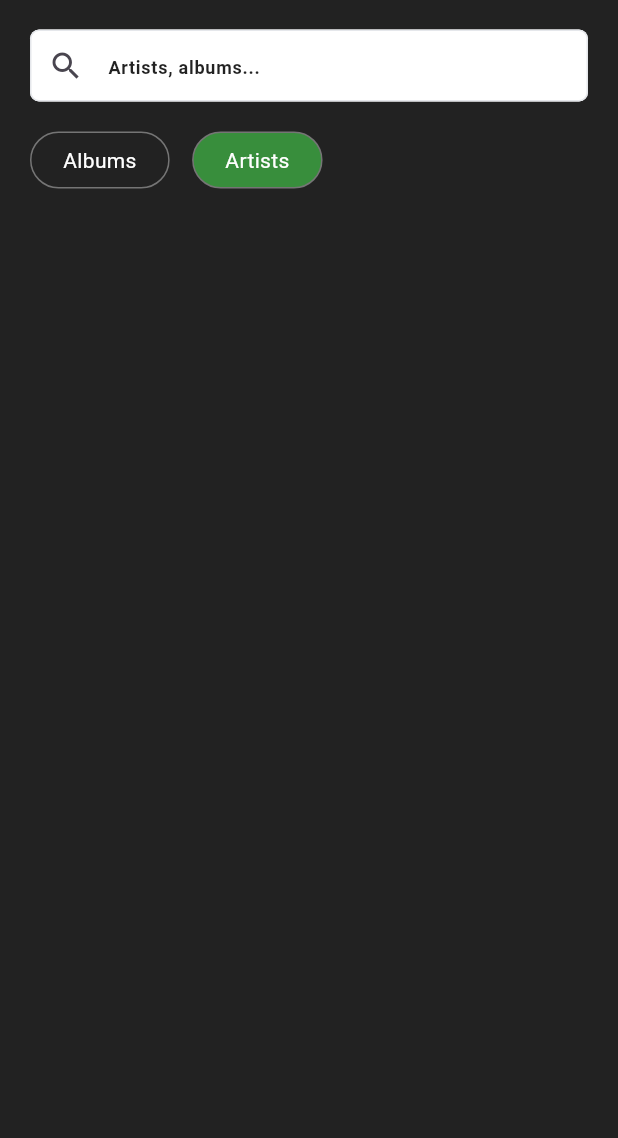
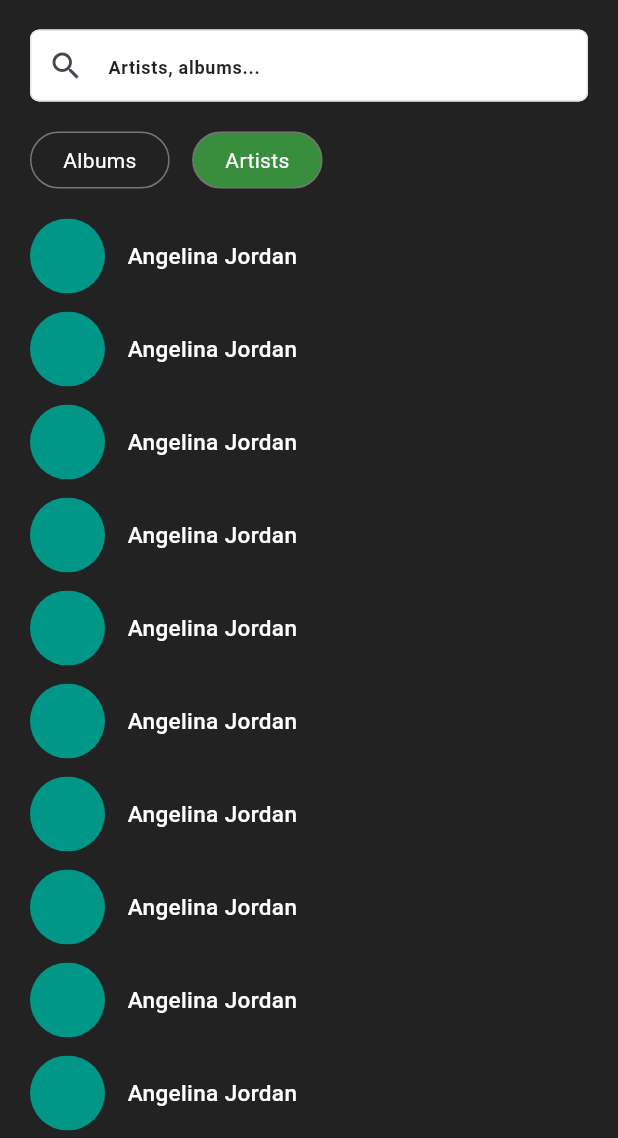
Before and after one commit to dennisohere/my_spotify, a Flutter app: the screen it shows after launch, after a tap on "Artists", on a phone screen of 412 x 824 dp, the part 98-1236 px from its top. Run offline on Flutter 3.47's test engine with Material 3 defaults, Android fonts, the phone set to English and light mode, and no system bars; our stand-ins replace flutter_riverpod, flutter_secure_storage, freezed_annotation, go_router, riverpod_annotation, styled_widget; generated files the repository leaves out were written again.

Commit message:
milestone: build UI for artist / album list with toggle

```diff
--- a/lib/ui/screens/home/home_controller.dart
+++ b/lib/ui/screens/home/home_controller.dart
@@ -19,11 +19,6 @@ class HomeController extends _$HomeController{
     state = state.copyWith(dataListType: dataListType);
   }
 
-  setLoading(bool loading) {
-    state = state.copyWith(loading: loading);
-  }
 
-  setSearchResult(List searchResult){
-    state = state.copyWith(searchResult: searchResult);
-  }
+
 }
--- a/lib/ui/screens/home/home_screen.dart
+++ b/lib/ui/screens/home/home_screen.dart
@@ -2,6 +2,7 @@
 import 'package:flutter/material.dart';
 import 'package:my_spotify/ui/screens/home/widgets/data_list_filter.dart';
 import 'package:my_spotify/ui/screens/home/widgets/search_field.dart';
+import 'package:my_spotify/ui/screens/home/widgets/search_result.dart';
 import 'package:styled_widget/styled_widget.dart';
 
 class HomeScreen extends StatefulWidget {
@@ -31,6 +32,10 @@ class _HomeScreenState extends State<HomeScreen> {
           const SizedBox(height: 20,),
 
           const DataListFilter(),
+
+          const SizedBox(height: 20,),
+
+          const SearchResult().expanded(),
         ],
       ).padding(horizontal: 20).safeArea(),
     ).gestures(onTap: () {
--- a/lib/ui/screens/home/home_state.dart
+++ b/lib/ui/screens/home/home_state.dart
@@ -3,7 +3,6 @@ import 'package:flutter/foundation.dart';
 import 'package:freezed_annotation/freezed_annotation.dart';
 
 part 'home_state.freezed.dart';
-part 'home_state.g.dart';
 
 enum DataListType { albums, artists }
 
@@ -12,9 +11,7 @@ enum DataListType { albums, artists }
 class HomeState with _$HomeState {
   const factory HomeState({
     @Default(DataListType.albums) DataListType dataListType,
-    @Default([]) List searchResult,
     String? searchText,
-    @Default(false) bool loading
   }) = _HomeState;
 
 }
--- /dev/null
+++ b/lib/ui/screens/home/widgets/album_data_list.dart
@@ -0,0 +1,51 @@
+import 'package:flutter/material.dart';
+import 'package:my_spotify/ui/screens/home/home_screen.dart';
+import 'package:styled_widget/styled_widget.dart';
+
+class AlbumDataList extends StatelessWidget {
+  const AlbumDataList({super.key});
+
+  @override
+  Widget build(BuildContext context) {
+    return GridView.count(
+      crossAxisCount: 2,
+      crossAxisSpacing: 20,
+      mainAxisSpacing: 15,
+      childAspectRatio: 0.72,
+      children: const [
+        _RenderAlbumListItem(),
+        _RenderAlbumListItem(),
+        _RenderAlbumListItem(),
+        _RenderAlbumListItem(),
+        _RenderAlbumListItem(),
+        _RenderAlbumListItem(),
+        _RenderAlbumListItem(),
+        _RenderAlbumListItem(),
+      ],
+    );
+  }
+}
+
+
+class _RenderAlbumListItem extends StatelessWidget {
+  const _RenderAlbumListItem({super.key});
+
+  @override
+  Widget build(BuildContext context) {
+    return Column(
+      crossAxisAlignment: CrossAxisAlignment.start,
+      mainAxisSize: MainAxisSize.min,
+      children: [
+        Container(color: Colors.teal,).expanded(),
+        const SizedBox(height: 7,),
+        const Text("It's Magic")
+          .bold()
+          .textColor(Colors.white),
+        const Text('Angelina Jordan, Forsvaretangulation', maxLines: 1, overflow: TextOverflow.ellipsis,)
+          .textColor(Colors.grey.shade400),
+        const Text('2018')
+            .textColor(Colors.grey.shade400)
+      ],
+    );
+  }
+}
--- /dev/null
+++ b/lib/ui/screens/home/widgets/artist_data_list.dart
@@ -0,0 +1,45 @@
+import 'package:flutter/material.dart';
+import 'package:my_spotify/ui/screens/home/home_screen.dart';
+import 'package:styled_widget/styled_widget.dart';
+
+class ArtistDataList extends StatelessWidget {
+  const ArtistDataList({super.key});
+
+  @override
+  Widget build(BuildContext context) {
+    return ListView.separated(
+      itemCount: 10,
+      itemBuilder: (_, index) {
+        return const _RenderArtistListItem();
+      },
+      separatorBuilder: (_, index) {
+        return const SizedBox(height: 12,);
+      },
+    );
+  }
+}
+
+class _RenderArtistListItem extends StatelessWidget {
+  const _RenderArtistListItem({super.key});
+
+  @override
+  Widget build(BuildContext context) {
+    return Row(
+      children: [
+        const SizedBox(
+          width: 50,
+          height: 50,
+        ).backgroundColor(Colors.teal).clipRRect(all: 50),
+        const SizedBox(
+          width: 15,
+        ),
+        Expanded(
+          child: const Text('Angelina Jordan')
+                    .fontSize(15)
+                    .fontWeight(FontWeight.w500)
+                    .textColor(Colors.white),
+        )
+      ],
+    );
+  }
+}
--- /dev/null
+++ b/lib/ui/screens/home/widgets/search_result.dart
@@ -0,0 +1,29 @@
+
+import 'package:flutter/material.dart';
+import 'package:flutter_riverpod/flutter_riverpod.dart';
+import 'package:my_spotify/ui/screens/home/home_state.dart';
+import 'package:my_spotify/ui/screens/home/widgets/album_data_list.dart';
+import 'package:my_spotify/ui/screens/home/widgets/artist_data_list.dart';
+
+import '../home_controller.dart';
+
+class SearchResult extends ConsumerStatefulWidget {
+  const SearchResult({super.key});
+
+  @override
+  ConsumerState<SearchResult> createState() => _SearchResultState();
+}
+
+class _SearchResultState extends ConsumerState<SearchResult> {
+  @override
+  Widget build(BuildContext context) {
+    final dataListType =
+    ref.watch(homeControllerProvider.select((state) => state.dataListType));
+
+    if(dataListType == DataListType.albums){
+      return const AlbumDataList();
+    }
+
+    return const ArtistDataList();
+  }
+}
```
Also changed, not shown: lib/ui/screens/home/home_controller.g.dart, lib/ui/screens/home/home_state.freezed.dart, lib/ui/screens/home/home_state.g.dart (deleted).
